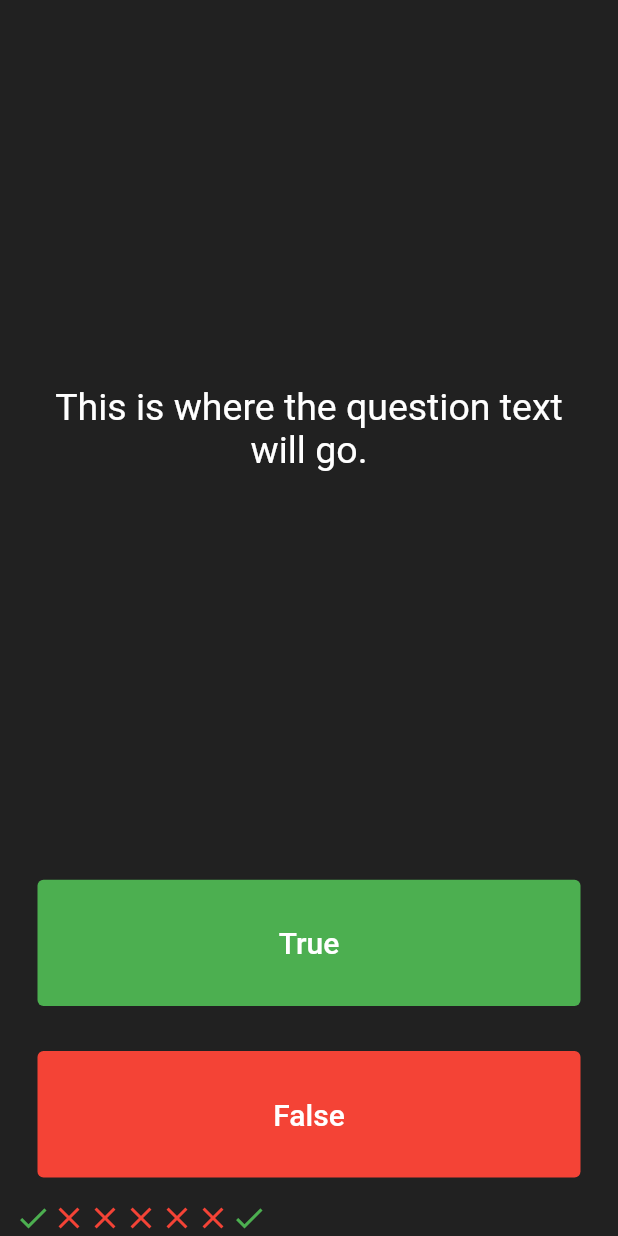
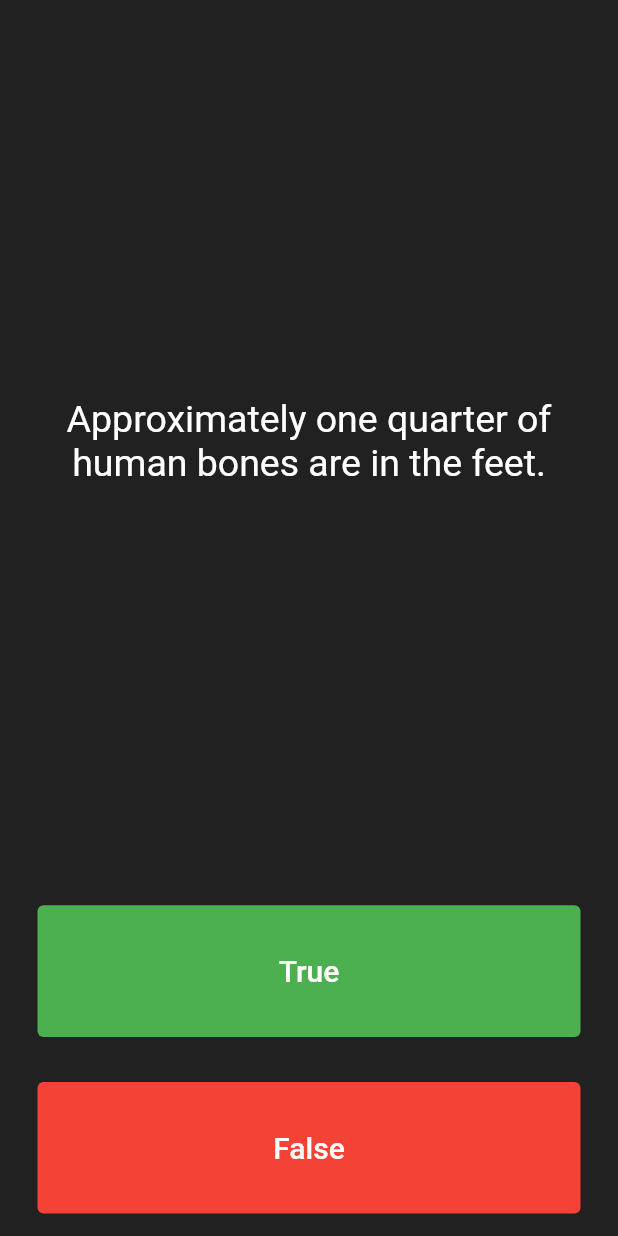
Before and after one commit to kavinsky-spy/quizz-flutter, a Flutter app: the screen it shows after launch, after a tap on "True", on a phone screen of 412 x 824 dp. Run offline on Flutter 3.47's test engine with Material 2 defaults, Android fonts, the phone set to English and light mode, and no system bars.

Commit message:
adding next question function

```diff
--- a/lib/main.dart
+++ b/lib/main.dart
@@ -25,32 +25,21 @@
 }
 
 class _QuizPageState extends State<QuizPage> {
-  List<Widget> scoreKeeper = [
-    Icon(
-      Icons.check,
-      color: Colors.green,
-    ),
-    Icon(
-      Icons.close,
-      color: Colors.red,
-    ),
-    Icon(
-      Icons.close,
-      color: Colors.red,
-    ),
-    Icon(
-      Icons.close,
-      color: Colors.red,
-    ),
-    Icon(
-      Icons.close,
-      color: Colors.red,
-    ),
-    Icon(
-      Icons.close,
-      color: Colors.red,
-    ),
+  List<Widget> scoreKeeper = [];
+
+  List<String> questions = [
+    'You can lead a cow down stairs but not up stairs.',
+    'Approximately one quarter of human bones are in the feet.',
+    'A slug\'s blood is green.'
   ];
+
+  int questionNumber = 0;
+
+  void nextQuestion() {
+    setState(() {
+      questionNumber++;
+    });
+  }
 
   @override
   Widget build(BuildContext context) {
@@ -58,13 +47,13 @@
       mainAxisAlignment: MainAxisAlignment.spaceBetween,
       crossAxisAlignment: CrossAxisAlignment.stretch,
       children: <Widget>[
-        const Expanded(
+        Expanded(
           flex: 5,
           child: Padding(
             padding: EdgeInsets.all(10.0),
             child: Center(
               child: Text(
-                'This is where the question text will go.',
+                questions[questionNumber],
                 textAlign: TextAlign.center,
                 style: TextStyle(
                   fontSize: 25.0,
@@ -88,12 +77,8 @@
                 ),
               ),
               onPressed: () {
+                nextQuestion();
                 //The user picked true.
-                setState(() {
-                  scoreKeeper.add(
-                    Icon(Icons.check, color: Colors.green),
-                  );
-                });
               },
             ),
           ),
@@ -112,6 +97,7 @@
                 ),
               ),
               onPressed: () {
+                nextQuestion();
                 //The user picked false.
               },
             ),
```
